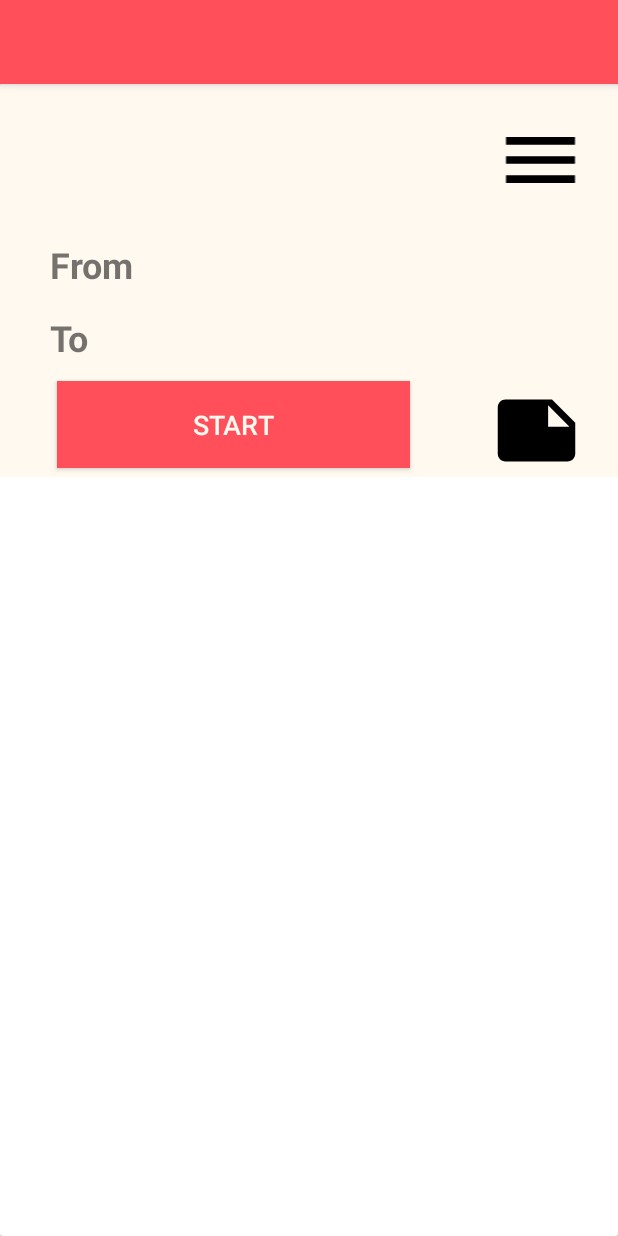
After one commit to emangad99/Trip_App, an Android app: the List_view2 screen opened directly, with no data from a screen before it, on a phone screen of 412 x 824 dp. The commit adds this screen. Run offline under Robolectric (Android 15) with nearby library versions, the phone set to English and light mode, and no system bars; Roboto replaces fonts that are not available here.

Commit message:
init commit

```diff
--- /dev/null
+++ b/app/src/main/java/com/example/trip_app/List_view2.java
@@ -0,0 +1,13 @@
+package com.example.trip_app;
+
+import androidx.appcompat.app.AppCompatActivity;
+import android.os.Bundle;
+
+public class List_view2 extends AppCompatActivity {
+
+    @Override
+    protected void onCreate(Bundle savedInstanceState) {
+        super.onCreate(savedInstanceState);
+        setContentView(R.layout.activity_list_view2);
+    }
+}
--- /dev/null
+++ b/app/src/main/res/drawable/ic_baseline_add_24.xml
@@ -0,0 +1,5 @@
+<vector android:height="24dp" android:tint="#FAF7F7"
+    android:viewportHeight="24" android:viewportWidth="24"
+    android:width="24dp" xmlns:android="http://schemas.android.com/apk/res/android">
+    <path android:fillColor="@android:color/white" android:pathData="M19,13h-6v6h-2v-6H5v-2h6V5h2v6h6v2z"/>
+</vector>
--- /dev/null
+++ b/app/src/main/res/layout/activity_list_view2.xml
@@ -0,0 +1,147 @@
+<?xml version="1.0" encoding="utf-8"?>
+<androidx.constraintlayout.widget.ConstraintLayout
+    xmlns:android="http://schemas.android.com/apk/res/android"
+    xmlns:tools="http://schemas.android.com/tools"
+    xmlns:app="http://schemas.android.com/apk/res-auto"
+    android:layout_width="match_parent"
+    android:layout_height="match_parent"
+    tools:context=".List_view2">
+
+    <androidx.cardview.widget.CardView
+        android:layout_width="0dp"
+        android:layout_height="0dp"
+        android:background="#FFF9EF"
+        app:layout_constraintBottom_toBottomOf="parent"
+        app:layout_constraintEnd_toEndOf="parent"
+        app:layout_constraintStart_toStartOf="parent"
+        app:layout_constraintTop_toTopOf="parent">
+
+        <androidx.constraintlayout.widget.ConstraintLayout
+            android:layout_width="match_parent"
+            android:layout_height="262dp"
+            android:background="#FFF9EF"
+            >
+
+            <Button
+                android:id="@+id/btn_start"
+                android:layout_width="235dp"
+                android:layout_height="58dp"
+                android:layout_marginStart="38dp"
+                android:layout_marginTop="24dp"
+                android:background="@color/color3"
+                android:text="Start"
+                android:textColor="@color/color4"
+                android:textSize="18sp"
+                app:layout_constraintBottom_toBottomOf="parent"
+                app:layout_constraintStart_toStartOf="parent"
+                app:layout_constraintTop_toBottomOf="@+id/nEndpoint" />
+
+            <TextView
+                android:id="@+id/nDate"
+                android:layout_width="wrap_content"
+                android:layout_height="wrap_content"
+                android:layout_marginTop="16dp"
+                android:textColor="@color/design_default_color_on_secondary"
+                android:textStyle="bold"
+                app:layout_constraintEnd_toEndOf="@+id/btn_menu"
+                app:layout_constraintTop_toBottomOf="@+id/btn_menu" />
+
+            <TextView
+                android:id="@+id/nTime"
+                android:layout_width="wrap_content"
+                android:layout_height="wrap_content"
+                android:layout_marginTop="16dp"
+                android:textColor="@color/design_default_color_on_secondary"
+                android:textStyle="bold"
+                app:layout_constraintEnd_toEndOf="@+id/nDate"
+                app:layout_constraintTop_toBottomOf="@+id/nDate" />
+
+            <TextView
+                android:id="@+id/nTitle"
+                android:layout_width="130dp"
+                android:layout_height="44dp"
+                android:layout_marginStart="126dp"
+                android:layout_marginTop="30dp"
+                android:layout_marginEnd="56dp"
+                android:textColor="@color/design_default_color_on_secondary"
+                android:textSize="24sp"
+                android:textStyle="bold"
+                app:layout_constraintEnd_toStartOf="@+id/btn_menu"
+                app:layout_constraintStart_toStartOf="parent"
+                app:layout_constraintTop_toTopOf="parent" />
+
+            <TextView
+                android:id="@+id/nEndpoint"
+                android:layout_width="wrap_content"
+                android:layout_height="wrap_content"
+                android:layout_marginStart="20dp"
+                android:layout_marginTop="16dp"
+                android:textColor="@color/design_default_color_on_secondary"
+                android:textSize="18sp"
+                android:textStyle="bold"
+                app:layout_constraintStart_toEndOf="@+id/textView7"
+                app:layout_constraintTop_toBottomOf="@+id/nStartpoint" />
+
+            <TextView
+                android:id="@+id/nStartpoint"
+                android:layout_width="75dp"
+                android:layout_height="21dp"
+                android:layout_marginStart="20dp"
+                android:layout_marginTop="32dp"
+                android:textColor="@color/design_default_color_on_secondary"
+                android:textSize="18sp"
+                android:textStyle="bold"
+                app:layout_constraintStart_toEndOf="@+id/textView3"
+                app:layout_constraintTop_toBottomOf="@+id/nTitle" />
+
+            <ImageView
+                android:id="@+id/btn_menu"
+                android:layout_width="63dp"
+                android:layout_height="61dp"
+                android:layout_marginTop="20dp"
+                android:layout_marginEnd="20dp"
+                app:layout_constraintEnd_toEndOf="parent"
+                app:layout_constraintTop_toTopOf="parent"
+                app:srcCompat="@drawable/menu_icon"
+                app:tint="@android:color/background_dark" />
+
+            <ImageView
+                android:id="@+id/btn_notes"
+                android:layout_width="78dp"
+                android:layout_height="62dp"
+                android:layout_marginStart="50dp"
+                android:layout_marginEnd="20dp"
+                app:layout_constraintBottom_toBottomOf="parent"
+                app:layout_constraintEnd_toEndOf="parent"
+                app:layout_constraintStart_toEndOf="@+id/btn_start"
+                app:srcCompat="@drawable/notes_icon"
+                app:tint="@android:color/background_dark" />
+
+            <TextView
+                android:id="@+id/textView3"
+                android:layout_width="wrap_content"
+                android:layout_height="wrap_content"
+                android:layout_marginStart="33dp"
+                android:layout_marginTop="104dp"
+                android:text="@string/from"
+                android:textSize="24sp"
+                android:textStyle="bold"
+                app:layout_constraintStart_toStartOf="parent"
+                app:layout_constraintTop_toTopOf="parent" />
+
+            <TextView
+                android:id="@+id/textView7"
+                android:layout_width="wrap_content"
+                android:layout_height="wrap_content"
+                android:layout_marginTop="16dp"
+                android:text="@string/to"
+                android:textSize="24sp"
+                android:textStyle="bold"
+                app:layout_constraintStart_toStartOf="@+id/textView3"
+                app:layout_constraintTop_toBottomOf="@+id/textView3" />
+        </androidx.constraintlayout.widget.ConstraintLayout>
+    </androidx.cardview.widget.CardView><![CDATA[
+
+    >
+]]>
+</androidx.constraintlayout.widget.ConstraintLayout>
--- a/app/src/main/res/values/strings.xml
+++ b/app/src/main/res/values/strings.xml
@@ -28,5 +28,7 @@
     <string name="fb_login_protocol_scheme">fb399829851521929</string>
     <string name="Notes">Notes :</string>
     <string name="DeleteTrip">Delete Trip</string>
+    <string name="to">To</string>
+    <string name="from">From</string>
 
 </resources>
```
Also changed, not shown: app/src/main/AndroidManifest.xml (+6 -4 lines), app/src/main/java/com/example/trip_app/Adapter.java (added, +102 -0 lines), app/src/main/java/com/example/trip_app/AddTripActivity.java (+43 -47 lines), app/src/main/java/com/example/trip_app/DataBaseAdapter.java (+43 -18 lines), app/src/main/java/com/example/trip_app/Date.java (+14 -3 lines), app/src/main/java/com/example/trip_app/Helper.java (+16 -10 lines), app/src/main/java/com/example/trip_app/HomeActivity.java (+17 -9 lines), app/src/main/java/com/example/trip_app/List_view.java (deleted, +0 -47 lines), app/src/main/res/layout/activity_home.xml (+10 -0 lines), app/src/main/res/layout/activity_list_view.xml (deleted, +0 -179 lines).
